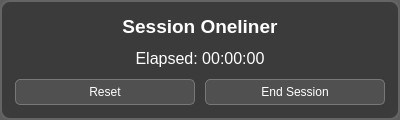
The window that focusoverlay.ui (flowy-live/adhd) describes before a commit, drawn with Qt 5.
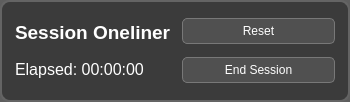
The same window after the commit.

Commit message: chore: allow dragging focus overlay

Patch:
```diff
--- a/focusoverlay.ui
+++ b/focusoverlay.ui
@@ -6,10 +6,28 @@
    <rect>
     <x>0</x>
     <y>0</y>
-    <width>400</width>
-    <height>120</height>
+    <width>350</width>
+    <height>102</height>
    </rect>
   </property>
+  <property name="sizePolicy">
+   <sizepolicy hsizetype="Fixed" vsizetype="Fixed">
+    <horstretch>0</horstretch>
+    <verstretch>0</verstretch>
+   </sizepolicy>
+  </property>
+  <property name="minimumSize">
+   <size>
+    <width>350</width>
+    <height>80</height>
+   </size>
+  </property>
+  <property name="maximumSize">
+   <size>
+    <width>350</width>
+    <height>102</height>
+   </size>
+  </property>
   <property name="windowTitle">
    <string>Focus Session</string>
   </property>
@@ -41,7 +59,7 @@
     background-color: rgba(60, 60, 60, 255);
 }</string>
   </property>
-  <layout class="QVBoxLayout" name="verticalLayout">
+  <layout class="QHBoxLayout" name="horizontalLayout_2">
    <property name="spacing">
     <number>10</number>
    </property>
@@ -58,11 +76,28 @@
     <number>15</number>
    </property>
    <item>
+    <widget class="QWidget" name="widget" native="true">
+     <layout class="QVBoxLayout" name="verticalLayout_2">
+      <property name="spacing">
+       <number>2</number>
+      </property>
+      <property name="leftMargin">
+       <number>0</number>
+      </property>
+      <property name="topMargin">
+       <number>0</number>
+      </property>
+      <property name="rightMargin">
+       <number>0</number>
+      </property>
+      <property name="bottomMargin">
+       <number>0</number>
+      </property>
+      <item>
     <widget class="QLabel" name="onelinerLabel">
      <property name="font">
       <font>
        <pointsize>14</pointsize>
-       <weight>75</weight>
        <bold>true</bold>
       </font>
      </property>
@@ -70,7 +105,7 @@
       <string>Session Oneliner</string>
      </property>
      <property name="alignment">
-      <set>Qt::AlignCenter</set>
+         <set>Qt::AlignmentFlag::AlignLeading|Qt::AlignmentFlag::AlignLeft|Qt::AlignmentFlag::AlignVCenter</set>
      </property>
     </widget>
    </item>
@@ -85,17 +120,26 @@
       <string>Elapsed: 00:00:00</string>
      </property>
      <property name="alignment">
-      <set>Qt::AlignCenter</set>
+         <set>Qt::AlignmentFlag::AlignLeading|Qt::AlignmentFlag::AlignLeft|Qt::AlignmentFlag::AlignVCenter</set>
      </property>
     </widget>
    </item>
+     </layout>
+    </widget>
+   </item>
    <item>
-    <layout class="QHBoxLayout" name="horizontalLayout">
+    <layout class="QVBoxLayout" name="verticalLayout">
      <item>
       <widget class="QPushButton" name="resetButton">
        <property name="text">
         <string>Reset</string>
        </property>
+       <property name="default">
+        <bool>true</bool>
+       </property>
+       <property name="flat">
+        <bool>false</bool>
+       </property>
       </widget>
      </item>
      <item>
```
Lines whose indentation alone changed are shown as unchanged. The commit also changes 2 other files.
